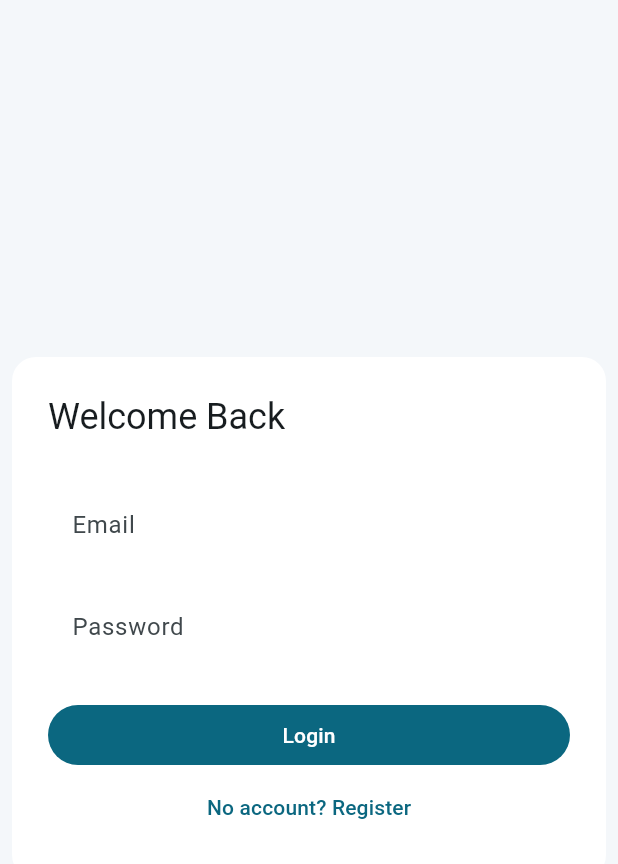
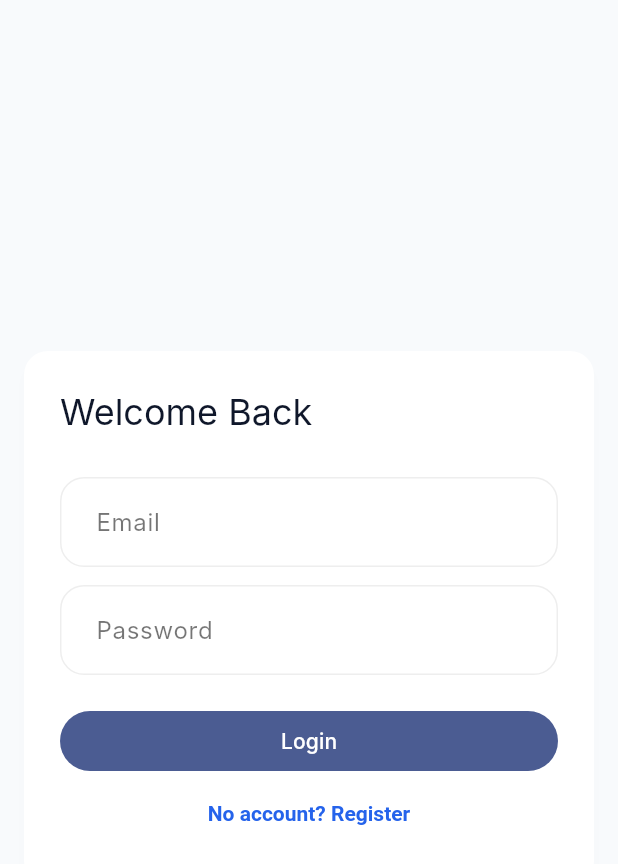
Before and after one commit to PreethiSomasundaram/Travel_fleet, a Flutter app: the screen it shows after launch, on a phone screen of 412 x 824 dp. Shown: the top 864 px of the screen. Run offline on Flutter 3.47's test engine with Material 3 defaults, Android fonts, the phone set to English and light mode, and no system bars; our stand-ins replace flutter_riverpod, shared_preferences; Roboto replaces fonts that are missing (Inter).

Commit message:
Refactor app theme and update dependencies for improved styling and functionality

```diff
--- a/flutter_app/lib/core/theme/app_theme.dart
+++ b/flutter_app/lib/core/theme/app_theme.dart
@@ -1,77 +1,242 @@
 import 'package:flutter/material.dart';
 
 class AppTheme {
-  static const _brandBlue = Color(0xFF0E7490);
-  static const _brandMint = Color(0xFF34D399);
+  static const _brandPrimaryLight = Color(0xFF2563EB); // Royal Blue
+  static const _brandSecondaryLight = Color(0xFF10B981); // Emerald
+  static const _surfaceLight = Color(0xFFFFFFFF);
+  static const _backgroundLight = Color(0xFFF8FAFC);
+  static const _textPrimaryLight = Color(0xFF0F172A);
+
+  static const _brandPrimaryDark = Color(0xFF60A5FA); // Light Blue
+  static const _brandSecondaryDark = Color(0xFF34D399); // Soft Emerald
+  static const _surfaceDark = Color(0xFF1E293B);
+  static const _backgroundDark = Color(0xFF0F172A);
+  static const _textPrimaryDark = Color(0xFFF8FAFC);
+
+  // Common Shape
+  static final _defaultShape = RoundedRectangleBorder(
+    borderRadius: BorderRadius.circular(16),
+  );
 
   static final lightTheme = ThemeData(
     useMaterial3: true,
+    fontFamily: 'Inter', // Assumed elegant default
     colorScheme: ColorScheme.fromSeed(
-      seedColor: _brandBlue,
-      secondary: _brandMint,
+      seedColor: _brandPrimaryLight,
+      secondary: _brandSecondaryLight,
+      surface: _surfaceLight,
+      background: _backgroundLight,
+      onBackground: _textPrimaryLight,
+      onSurface: _textPrimaryLight,
       brightness: Brightness.light,
     ),
-    scaffoldBackgroundColor: const Color(0xFFF4F7FA),
+    scaffoldBackgroundColor: _backgroundLight,
     appBarTheme: const AppBarTheme(
-      centerTitle: false,
+      centerTitle: true,
       elevation: 0,
       scrolledUnderElevation: 0,
       backgroundColor: Colors.transparent,
-      foregroundColor: Color(0xFF0F172A),
+      foregroundColor: _textPrimaryLight,
+      iconTheme: IconThemeData(color: _textPrimaryLight),
+      titleTextStyle: TextStyle(
+        fontSize: 20,
+        fontWeight: FontWeight.w600,
+        color: _textPrimaryLight,
+        letterSpacing: -0.5,
+      ),
     ),
-    cardTheme: const CardThemeData(
-      elevation: 0,
-      margin: EdgeInsets.all(8),
-      color: Colors.white,
-      shape: RoundedRectangleBorder(borderRadius: BorderRadius.all(Radius.circular(16))),
+    cardTheme: CardThemeData(
+      elevation: 4,
+      shadowColor: Colors.black.withAlpha((0.05 * 255).round()),
+      margin: const EdgeInsets.symmetric(horizontal: 16, vertical: 8),
+      color: _surfaceLight,
+      shape: _defaultShape,
+      clipBehavior: Clip.antiAlias,
+    ),
+    elevatedButtonTheme: ElevatedButtonThemeData(
+      style: ElevatedButton.styleFrom(
+        elevation: 0,
+        backgroundColor: _brandPrimaryLight,
+        foregroundColor: Colors.white,
+        padding: const EdgeInsets.symmetric(horizontal: 24, vertical: 16),
+        shape: _defaultShape,
+        textStyle: const TextStyle(
+          fontSize: 16,
+          fontWeight: FontWeight.w600,
+          letterSpacing: 0.2,
+        ),
+      ),
+    ),
+    outlinedButtonTheme: OutlinedButtonThemeData(
+      style: OutlinedButton.styleFrom(
+        elevation: 0,
+        foregroundColor: _brandPrimaryLight,
+        side: const BorderSide(color: _brandPrimaryLight, width: 1.5),
+        padding: const EdgeInsets.symmetric(horizontal: 24, vertical: 16),
+        shape: _defaultShape,
+        textStyle: const TextStyle(
+          fontSize: 16,
+          fontWeight: FontWeight.w600,
+        ),
+      ),
+    ),
+    textButtonTheme: TextButtonThemeData(
+      style: TextButton.styleFrom(
+        foregroundColor: _brandPrimaryLight,
+        padding: const EdgeInsets.symmetric(horizontal: 16, vertical: 12),
+        shape: RoundedRectangleBorder(borderRadius: BorderRadius.circular(12)),
+        textStyle: const TextStyle(fontWeight: FontWeight.w600),
+      ),
     ),
     inputDecorationTheme: InputDecorationTheme(
       filled: true,
-      fillColor: Colors.white,
-      border: OutlineInputBorder(borderRadius: BorderRadius.circular(12), borderSide: BorderSide.none),
-      enabledBorder: OutlineInputBorder(borderRadius: BorderRadius.circular(12), borderSide: BorderSide.none),
+      fillColor: _surfaceLight,
+      contentPadding: const EdgeInsets.symmetric(horizontal: 20, vertical: 18),
+      border: OutlineInputBorder(
+        borderRadius: BorderRadius.circular(16),
+        borderSide: BorderSide(color: Colors.grey.shade200),
+      ),
+      enabledBorder: OutlineInputBorder(
+        borderRadius: BorderRadius.circular(16),
+        borderSide: BorderSide(color: Colors.grey.shade200),
+      ),
       focusedBorder: OutlineInputBorder(
-        borderRadius: BorderRadius.circular(12),
-        borderSide: const BorderSide(color: _brandBlue, width: 1.2),
+        borderRadius: BorderRadius.circular(16),
+        borderSide: const BorderSide(color: _brandPrimaryLight, width: 2),
       ),
+      errorBorder: OutlineInputBorder(
+        borderRadius: BorderRadius.circular(16),
+        borderSide: const BorderSide(color: Colors.redAccent, width: 1.5),
+      ),
+      labelStyle: const TextStyle(color: Colors.black54),
+      hintStyle: const TextStyle(color: Colors.black38),
     ),
-    navigationRailTheme: const NavigationRailThemeData(
-      backgroundColor: Color(0xFFF0F5F9),
-      selectedIconTheme: IconThemeData(color: Color(0xFF0E7490)),
-      indicatorColor: Color(0xFFD7EEF3),
+    listTileTheme: ListTileThemeData(
+      shape: RoundedRectangleBorder(borderRadius: BorderRadius.circular(12)),
+      contentPadding: const EdgeInsets.symmetric(horizontal: 16, vertical: 8),
+      iconColor: _brandPrimaryLight,
     ),
-    drawerTheme: const DrawerThemeData(backgroundColor: Color(0xFFF8FBFD)),
+    floatingActionButtonTheme: FloatingActionButtonThemeData(
+      backgroundColor: _brandPrimaryLight,
+      foregroundColor: Colors.white,
+      elevation: 4,
+      shape: RoundedRectangleBorder(borderRadius: BorderRadius.circular(16)),
+    ),
+    dividerTheme: DividerThemeData(
+      color: Colors.grey.shade200,
+      thickness: 1,
+      space: 1,
+    ),
   );
 
   static final darkTheme = ThemeData(
     useMaterial3: true,
+    fontFamily: 'Inter',
     colorScheme: ColorScheme.fromSeed(
-      seedColor: _brandMint,
+      seedColor: _brandPrimaryDark,
+      secondary: _brandSecondaryDark,
+      surface: _surfaceDark,
+      background: _backgroundDark,
+      onBackground: _textPrimaryDark,
+      onSurface: _textPrimaryDark,
       brightness: Brightness.dark,
     ),
-    scaffoldBackgroundColor: const Color(0xFF061018),
+    scaffoldBackgroundColor: _backgroundDark,
     appBarTheme: const AppBarTheme(
-      centerTitle: false,
+      centerTitle: true,
       elevation: 0,
       scrolledUnderElevation: 0,
       backgroundColor: Colors.transparent,
+      foregroundColor: _textPrimaryDark,
+      iconTheme: IconThemeData(color: _textPrimaryDark),
+      titleTextStyle: TextStyle(
+        fontSize: 20,
+        fontWeight: FontWeight.w600,
+        color: _textPrimaryDark,
+        letterSpacing: -0.5,
+      ),
     ),
-    cardTheme: const CardThemeData(
-      elevation: 0,
-      margin: EdgeInsets.all(8),
-      color: Color(0xFF0C1A24),
-      shape: RoundedRectangleBorder(borderRadius: BorderRadius.all(Radius.circular(16))),
+    cardTheme: CardThemeData(
+      elevation: 4,
+      shadowColor: Colors.black.withAlpha((0.2 * 255).round()),
+      margin: const EdgeInsets.symmetric(horizontal: 16, vertical: 8),
+      color: _surfaceDark,
+      shape: _defaultShape,
+      clipBehavior: Clip.antiAlias,
+    ),
+    elevatedButtonTheme: ElevatedButtonThemeData(
+      style: ElevatedButton.styleFrom(
+        elevation: 0,
+        backgroundColor: _brandPrimaryDark,
+        foregroundColor: Colors.white,
+        padding: const EdgeInsets.symmetric(horizontal: 24, vertical: 16),
+        shape: _defaultShape,
+        textStyle: const TextStyle(
+          fontSize: 16,
+          fontWeight: FontWeight.w600,
+          letterSpacing: 0.2,
+        ),
+      ),
+    ),
+    outlinedButtonTheme: OutlinedButtonThemeData(
+      style: OutlinedButton.styleFrom(
+        elevation: 0,
+        foregroundColor: _brandPrimaryDark,
+        side: const BorderSide(color: _brandPrimaryDark, width: 1.5),
+        padding: const EdgeInsets.symmetric(horizontal: 24, vertical: 16),
+        shape: _defaultShape,
+        textStyle: const TextStyle(
+          fontSize: 16,
+          fontWeight: FontWeight.w600,
+        ),
+      ),
+    ),
+    textButtonTheme: TextButtonThemeData(
+      style: TextButton.styleFrom(
+        foregroundColor: _brandPrimaryDark,
+        padding: const EdgeInsets.symmetric(horizontal: 16, vertical: 12),
+        shape: RoundedRectangleBorder(borderRadius: BorderRadius.circular(12)),
+        textStyle: const TextStyle(fontWeight: FontWeight.w600),
+      ),
     ),
     inputDecorationTheme: InputDecorationTheme(
       filled: true,
-      fillColor: const Color(0xFF11202B),
-      border: OutlineInputBorder(borderRadius: BorderRadius.circular(12), borderSide: BorderSide.none),
-      enabledBorder: OutlineInputBorder(borderRadius: BorderRadius.circular(12), borderSide: BorderSide.none),
+      fillColor: _surfaceDark,
+      contentPadding: const EdgeInsets.symmetric(horizontal: 20, vertical: 18),
+      border: OutlineInputBorder(
+        borderRadius: BorderRadius.circular(16),
+        borderSide: const BorderSide(color: Colors.transparent),
+      ),
+      enabledBorder: OutlineInputBorder(
+        borderRadius: BorderRadius.circular(16),
+        borderSide: const BorderSide(color: Colors.transparent),
+      ),
       focusedBorder: OutlineInputBorder(
-        borderRadius: BorderRadius.circular(12),
-        borderSide: const BorderSide(color: _brandMint, width: 1.2),
+        borderRadius: BorderRadius.circular(16),
+        borderSide: const BorderSide(color: _brandPrimaryDark, width: 2),
       ),
+      errorBorder: OutlineInputBorder(
+        borderRadius: BorderRadius.circular(16),
+        borderSide: const BorderSide(color: Colors.redAccent, width: 1.5),
+      ),
+      labelStyle: const TextStyle(color: Colors.white54),
+      hintStyle: const TextStyle(color: Colors.white38),
     ),
-    drawerTheme: const DrawerThemeData(backgroundColor: Color(0xFF0B1822)),
+    listTileTheme: ListTileThemeData(
+      shape: RoundedRectangleBorder(borderRadius: BorderRadius.circular(12)),
+      contentPadding: const EdgeInsets.symmetric(horizontal: 16, vertical: 8),
+      iconColor: _brandPrimaryDark,
+    ),
+    floatingActionButtonTheme: FloatingActionButtonThemeData(
+      backgroundColor: _brandPrimaryDark,
+      foregroundColor: Colors.white,
+      elevation: 4,
+      shape: RoundedRectangleBorder(borderRadius: BorderRadius.circular(16)),
+    ),
+    dividerTheme: const DividerThemeData(
+      color: Colors.white12,
+      thickness: 1,
+      space: 1,
+    ),
   );
 }
```
Also changed, not shown: flutter_app/pubspec.lock, 2 other files.
